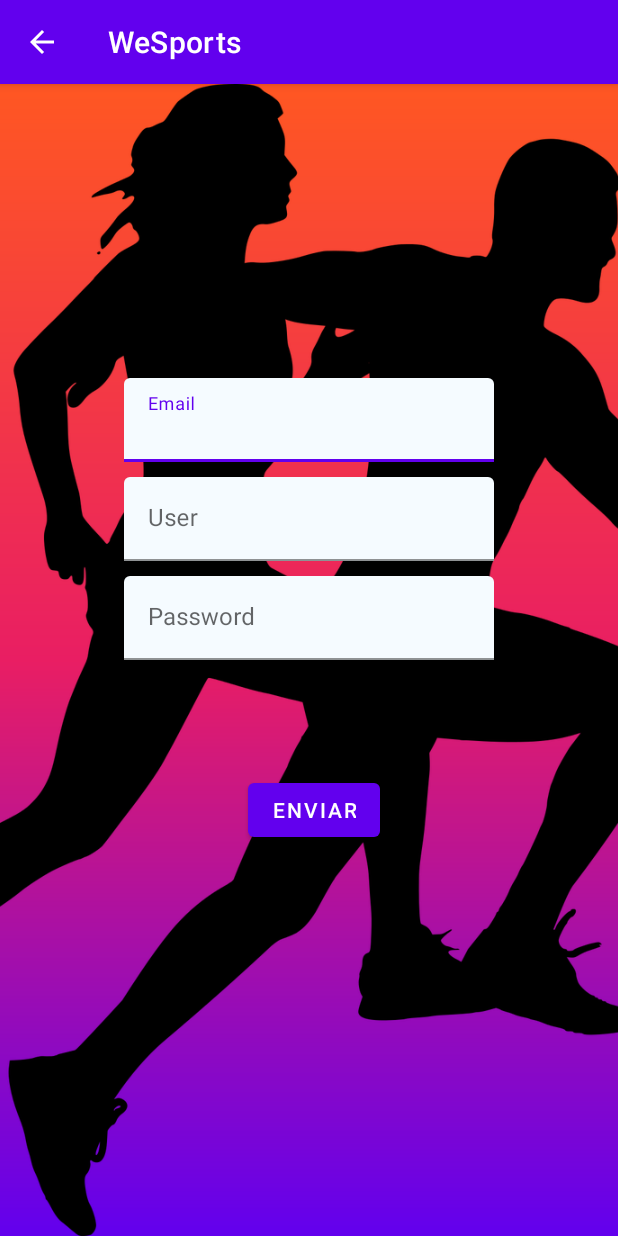
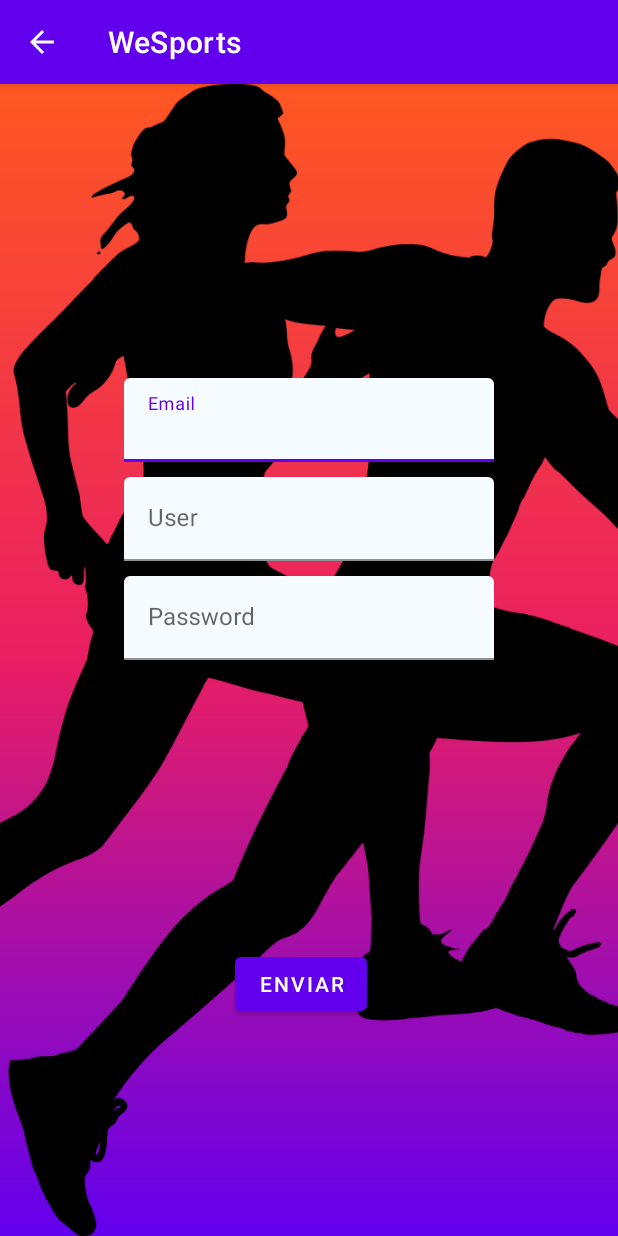
Before and after one commit to Enriquegpb/first_original, an Android app: the Signup screen opened directly, with no data from a screen before it, on a phone screen of 412 x 824 dp. Run offline under Robolectric (Android 15) with nearby library versions, the phone set to English and light mode, and no system bars; pictures from the network do not load.

Commit message:
Mejorando App version 1

```diff
--- a/app/src/main/java/com/enrique/firstoriginal/Signup.java
+++ b/app/src/main/java/com/enrique/firstoriginal/Signup.java
@@ -1,22 +1,24 @@
 package com.enrique.firstoriginal;
 
-import androidx.appcompat.app.AppCompatActivity;
-
-import android.content.Context;
 import android.content.Intent;
 import android.os.Bundle;
+import android.view.Display;
 import android.view.View;
 import android.view.animation.Animation;
 import android.view.animation.AnimationUtils;
 import android.widget.Button;
+import android.widget.EditText;
 import android.widget.ImageView;
 import android.widget.Toast;
+
+import androidx.appcompat.app.AppCompatActivity;
 
 import com.bumptech.glide.Glide;
 import com.bumptech.glide.load.resource.drawable.DrawableTransitionOptions;
 
 public class Signup extends AppCompatActivity {
 Button btnsumit;
+EditText correo,usuario,contraseña;
     @Override
     protected void onCreate(Bundle savedInstanceState) {
         super.onCreate(savedInstanceState);
@@ -36,20 +38,28 @@ Button btnsumit;
                 //.circleCrop()
                 .into(mGirl);
          btnsumit=(Button) findViewById(R.id.enviaregistro);
+         correo=(EditText) findViewById(R.id.regcorreo);
+         usuario=(EditText) findViewById(R.id.reguser);
+         contraseña=(EditText) findViewById(R.id.regpwd);
 
          btnsumit.setOnClickListener(new View.OnClickListener() {
              @Override
              public void onClick(View view) {
-                 Toast toast2;
-                 toast2 = Toast.makeText(getApplicationContext(),
+                 Toast t;
+                 t = Toast.makeText(getApplicationContext(),
                          "Registro completado", Toast.LENGTH_SHORT);
-                 toast2.show();
+                 t.show();
+                 correo.setText("");
+                 usuario.setText("");
+                 contraseña.setText("");
+                 openLogin(view);
              }
          });
     }
-
-
-
+    public void openLogin(View view){
+        Intent intent=new Intent(Signup.this, MainLogin.class);
+        startActivity(intent);
+    }
     public void onClick(View v) {
         Intent intent=new Intent (Signup.this, MainActivity.class);
         startActivity(intent);
--- a/app/src/main/res/layout/activity_signup.xml
+++ b/app/src/main/res/layout/activity_signup.xml
@@ -65,10 +65,11 @@
         >
         <!--app:startIconDrawable="@drawable/ic_email_foreground"-->
         <EditText
+            android:id="@+id/regcorreo"
             android:layout_width="match_parent"
             android:layout_height="wrap_content"
+
             android:hint="Email"
-
             android:maxLines="1"></EditText>
     </com.google.android.material.textfield.TextInputLayout>
 
@@ -86,10 +87,11 @@
         >
         <!--app:startIconDrawable="@drawable/ic_account_foreground"-->
         <EditText
+            android:id="@+id/reguser"
             android:layout_width="match_parent"
             android:layout_height="wrap_content"
+
             android:hint="User"
-
             android:maxLines="1"></EditText>
     </com.google.android.material.textfield.TextInputLayout>
 
@@ -107,6 +109,7 @@
         <!--app:startIconDrawable="@drawable/ic_lock_foreground"-->
 
         <EditText
+            android:id="@+id/regpwd"
             android:layout_width="match_parent"
             android:layout_height="wrap_content"
             android:hint="Password"
@@ -128,12 +131,16 @@
         android:id="@+id/enviaregistro"
         android:layout_width="wrap_content"
         android:layout_height="wrap_content"
-        android:layout_marginBottom="260dp"
+        android:layout_marginBottom="144dp"
         android:text="enviar"
         app:layout_constraintBottom_toBottomOf="parent"
         app:layout_constraintEnd_toStartOf="@+id/guideline2"
-        app:layout_constraintHorizontal_bias="0.522"
-        app:layout_constraintStart_toStartOf="@+id/guideline1" />
+        app:layout_constraintHorizontal_bias="0.468"
+        app:layout_constraintStart_toStartOf="@+id/guideline1"
+        app:layout_constraintTop_toBottomOf="@+id/girl"
+        app:layout_constraintVertical_bias="1.0"
+
+        />
     <!--style="@style/buttonreversesignup"-->
 
 </androidx.constraintlayout.widget.ConstraintLayout>
--- a/app/src/main/res/layout/activity_splash.xml
+++ b/app/src/main/res/layout/activity_splash.xml
@@ -4,7 +4,6 @@
     xmlns:tools="http://schemas.android.com/tools"
     android:layout_width="match_parent"
     android:layout_height="match_parent"
-    android:background="@drawable/gradient"
     tools:context=".Splash">
     <ImageView
         android:id="@+id/girl"
```
